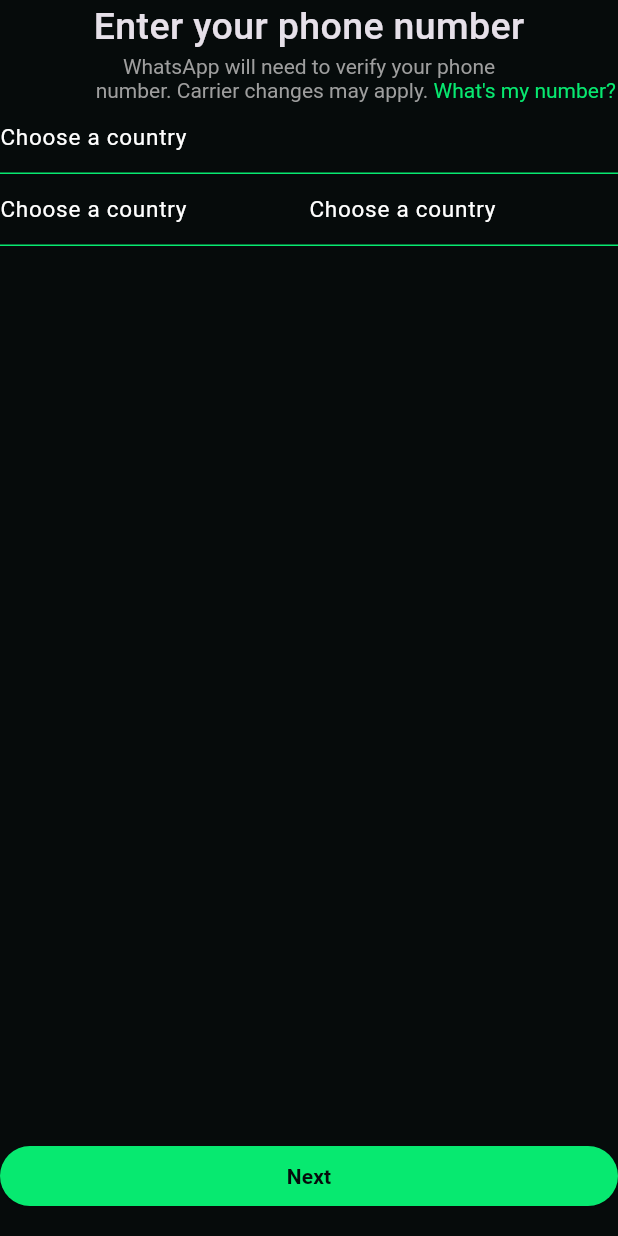
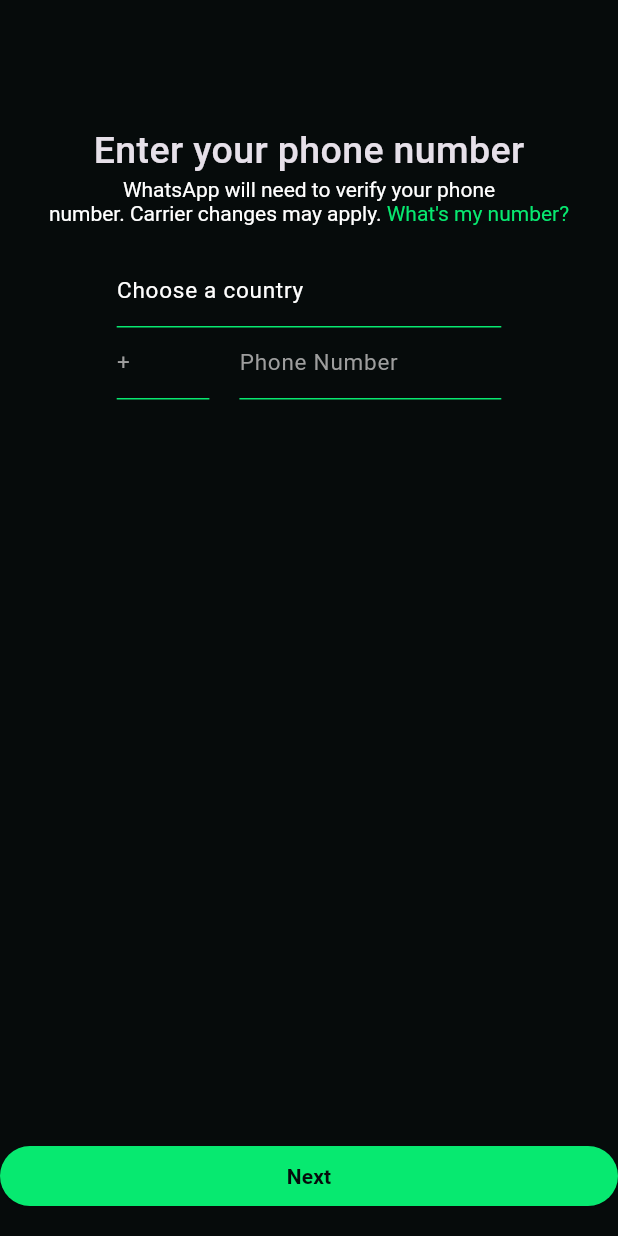
Before and after one commit to G1Hu6/whatsapp, a Flutter app: the LoginScreen screen opened by its route, on a phone screen of 412 x 824 dp. Run offline on Flutter 3.47's test engine with Material 3 defaults, Android fonts, the phone set to English and light mode, and no system bars; our stand-ins replace chips_choice, country_picker.

Commit message:
creating auth text field

```diff
--- a/lib/colors.dart
+++ b/lib/colors.dart
@@ -1,4 +1,6 @@
 import 'dart:ui';
+
+import 'package:flutter/material.dart';
 
 const primaryColor = Color.fromRGBO(7, 233, 112, 1);
 const backgroundColor =  Color.fromARGB(255, 6, 11, 11);
@@ -12,3 +14,4 @@ const searchBarColor = Color.fromRGBO(50, 55, 57, 1);
 const dividerColor = Color.fromRGBO(37, 45, 50, 1);
 const chatBarMessage = Color.fromRGBO(30, 36, 40, 1);
 const mobileChatBoxColor = Color.fromRGBO(31, 44, 52, 1);
+final greyColor = Colors.grey.shade500;
--- a/lib/features/auth/screens/login_screen.dart
+++ b/lib/features/auth/screens/login_screen.dart
@@ -1,6 +1,8 @@
+import 'package:country_picker/country_picker.dart';
 import 'package:flutter/material.dart';
 import 'package:whatsapp_ui/colors.dart';
 import 'package:whatsapp_ui/common/widgets/styled_button.dart';
+import 'package:whatsapp_ui/features/auth/widgets/auth_text_field.dart';
 
 class LoginScreen extends StatefulWidget {
   static const routeName = "login-screen";
@@ -11,10 +13,33 @@ class LoginScreen extends StatefulWidget {
 }
 
 class _LoginScreenState extends State<LoginScreen> {
+  final countryController = TextEditingController();
+  final countryCodeController = TextEditingController();
+  final phoneNumberController = TextEditingController();
+  Country pickedCountry = Country.worldWide;
+
+  void showAllCountryPicker() {
+    showCountryPicker(
+      context: context,
+
+      showPhoneCode:
+          true, // optional. Shows phone code before the country name.
+      onSelect: (Country country) {
+        setState(() {
+          pickedCountry = country;
+        });
+      },
+    );
+  }
+
   @override
   Widget build(BuildContext context) {
+    final size = MediaQuery.of(context).size;
     return Scaffold(
       body: SafeArea(
+        minimum: EdgeInsets.only(top: size.height * 0.1),
+        child: Padding(
+          padding: const EdgeInsets.symmetric(horizontal: 16),
           child: Column(
             crossAxisAlignment: CrossAxisAlignment.center,
             children: [
@@ -27,85 +52,53 @@ class _LoginScreenState extends State<LoginScreen> {
               ),
               RichText(
                 textAlign: TextAlign.center,
-              text: TextSpan(
+                text: const TextSpan(
                   text: '''WhatsApp will need to verify your phone
 number. Carrier changes may apply. ''',
-                style: TextStyle(fontSize: 14, color: Colors.grey.shade500),
-                children: const <TextSpan>[
+                  style: TextStyle(fontSize: 14, color: Colors.white),
+                  children: <TextSpan>[
                     TextSpan(
                         text: 'What\'s my number?',
                         style: TextStyle(color: primaryColor)),
                   ],
                 ),
               ),
-            const TextField(
-              cursorColor: primaryColor,
-              decoration: InputDecoration(
-                  hintText: "Choose a country",
-                  hintStyle: TextStyle(
-                    fontWeight: FontWeight.normal,
-                    fontSize: 15,
-                    color: Colors.white,
-                  ),
-                  contentPadding: EdgeInsets.only(bottom: 1),
-                  enabledBorder: UnderlineInputBorder(
-                      borderSide: BorderSide(color: primaryColor)),
-                  focusedBorder: UnderlineInputBorder(
-                      borderSide: BorderSide(color: primaryColor, width: 2)),
-                  border: UnderlineInputBorder(
-                      borderSide: BorderSide(color: primaryColor)),
-                  disabledBorder: UnderlineInputBorder(
-                      borderSide: BorderSide(color: primaryColor))),
-            ),
+              Padding(
+                padding: EdgeInsets.symmetric(
+                    horizontal: size.width * 0.15, vertical: 20),
+                child: Column(
+                  children: [
+                    AuthTextField(
+                        onTap: showAllCountryPicker,
+                        hintText: (pickedCountry != Country.worldWide)
+                            ? pickedCountry.name
+                            : "Choose a country",
+                        hintColor: Colors.white,
+                        readOnly: true,
+                        controller: countryController),
                     Row(
                       children: [
-                Expanded(
-                  child: TextField(
-                    cursorColor: primaryColor,
-                    decoration: InputDecoration(
-                        hintText: "Choose a country",
-                        hintStyle: TextStyle(
-                          fontWeight: FontWeight.normal,
-                          fontSize: 15,
-                          color: Colors.white,
-                        ),
-                        contentPadding: EdgeInsets.only(bottom: 1),
-                        enabledBorder: UnderlineInputBorder(
-                            borderSide: BorderSide(color: primaryColor)),
-                        focusedBorder: UnderlineInputBorder(
-                            borderSide:
-                                BorderSide(color: primaryColor, width: 2)),
-                        border: UnderlineInputBorder(
-                            borderSide: BorderSide(color: primaryColor)),
-                        disabledBorder: UnderlineInputBorder(
-                            borderSide: BorderSide(color: primaryColor))),
-                  ),
+                        SizedBox(
+                            width: size.width * 0.15,
+                            child: AuthTextField(
+                              readOnly: true,
+                              hintText: "+ ${pickedCountry.phoneCode}",
+                              controller: countryCodeController,
+                            )),
+                        const SizedBox(
+                          width: 20,
                         ),
                         Expanded(
-                  child: TextField(
-                    cursorColor: primaryColor,
-                    decoration: InputDecoration(
-                        hintText: "Choose a country",
-                        hintStyle: TextStyle(
-                          fontWeight: FontWeight.normal,
-                          fontSize: 15,
-                          color: Colors.white,
-                        ),
-                        contentPadding: EdgeInsets.only(bottom: 1),
-                        enabledBorder: UnderlineInputBorder(
-                            borderSide: BorderSide(color: primaryColor)),
-                        focusedBorder: UnderlineInputBorder(
-                            borderSide:
-                                BorderSide(color: primaryColor, width: 2)),
-                        border: UnderlineInputBorder(
-                            borderSide: BorderSide(color: primaryColor)),
-                        disabledBorder: UnderlineInputBorder(
-                            borderSide: BorderSide(color: primaryColor))),
+                            child: AuthTextField(
+                                hintText: "Phone Number",
+                                controller: phoneNumberController))
+                      ],
+                    )
+                  ],
                 ),
               )
             ],
-            )
-          ],
+          ),
         ),
       ),
       floatingActionButton: StyledButton(text: "Next", onPressed: () {}),
--- /dev/null
+++ b/lib/features/auth/widgets/auth_text_field.dart
@@ -0,0 +1,52 @@
+import 'package:flutter/material.dart';
+import 'package:whatsapp_ui/colors.dart';
+
+class AuthTextField extends StatelessWidget {
+  final String hintText;
+  final Color? hintColor;
+  final Icon? suffixIcon;
+  final Icon? prefixIcon;
+  final bool? readOnly;
+  final bool? alignCenter;
+  final Function()? onTap;
+  final TextEditingController controller;
+  const AuthTextField(
+      {super.key,
+      required this.hintText,
+      this.hintColor,
+      this.suffixIcon,
+      this.prefixIcon,
+      required this.controller,
+      this.readOnly,
+      this.onTap,
+      this.alignCenter});
+
+  static const textFieldBorder =
+      UnderlineInputBorder(borderSide: BorderSide(color: primaryColor));
+
+  @override
+  Widget build(BuildContext context) {
+    return TextField(
+      onTap: onTap,
+      controller: controller,
+      readOnly: readOnly ?? false,
+      keyboardType: TextInputType.number,
+      cursorColor: primaryColor,
+      decoration: InputDecoration(
+          suffixIcon: suffixIcon,
+          prefixIcon: prefixIcon,
+          hintText: hintText,
+          hintStyle: TextStyle(
+            fontWeight: FontWeight.normal,
+            fontSize: 15,
+            color: hintColor ?? greyColor,
+          ),
+          contentPadding: const EdgeInsets.only(bottom: 1),
+          enabledBorder: textFieldBorder,
+          focusedBorder: const UnderlineInputBorder(
+              borderSide: BorderSide(color: primaryColor, width: 2)),
+          border: textFieldBorder,
+          disabledBorder: textFieldBorder),
+    );
+  }
+}
--- a/pubspec.yaml
+++ b/pubspec.yaml
@@ -35,6 +35,7 @@ dependencies:
   # Use with the CupertinoIcons class for iOS style icons.
   cupertino_icons: ^1.0.8
   chips_choice: ^3.0.1
+  country_picker: ^2.0.27
 
 dev_dependencies:
   flutter_test:
```
Also changed, not shown: pubspec.lock. Lines whose indentation alone changed are shown as unchanged.
